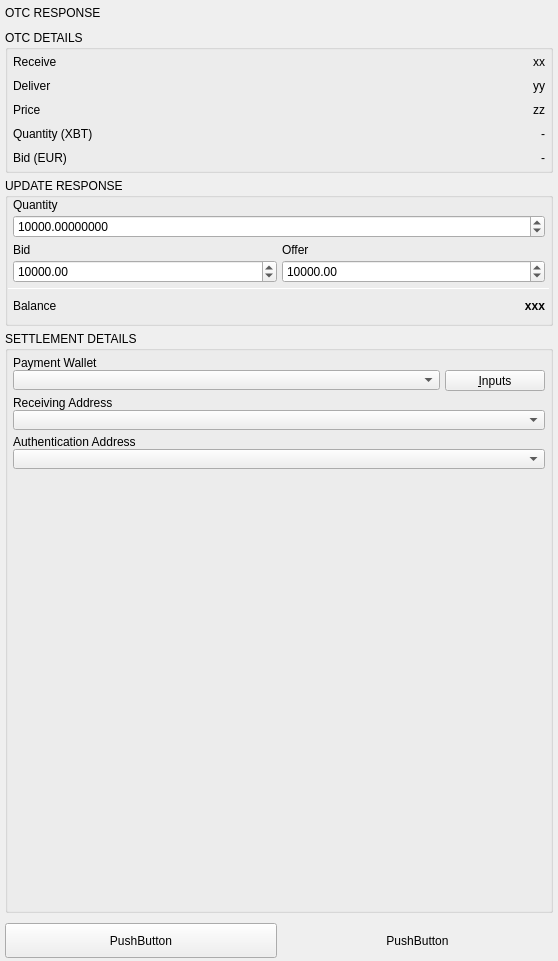
Before: the Qt Designer form BlockSettleUILib/ChatUI/OTCShieldWidgets/OTCNegotiationResponseWidget.ui in BlockSettle/terminal, drawn with Qt 5.
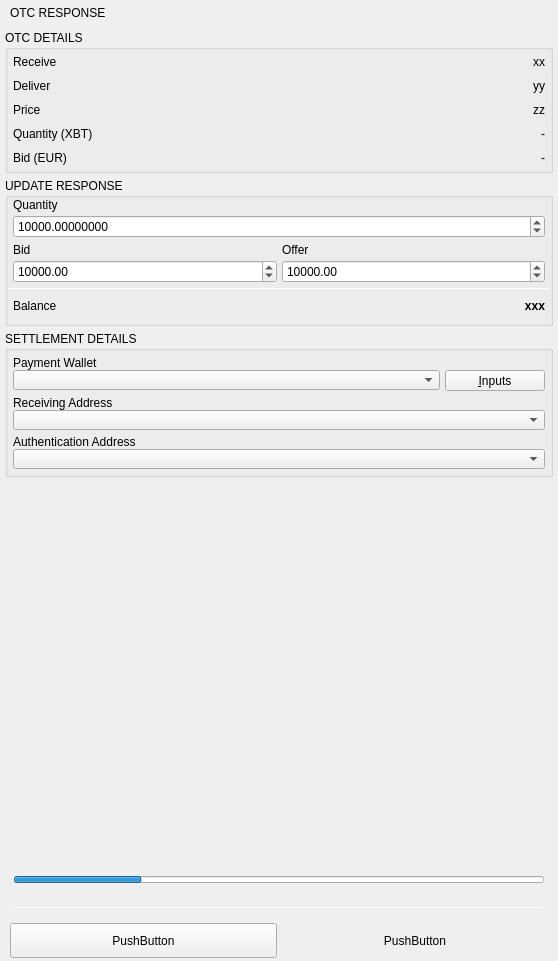
After: the same form once the commit is applied.

Commit message: Add timer to otc negotiation response widget

What changed in the file:
```diff
--- a/BlockSettleUILib/ChatUI/OTCShieldWidgets/OTCNegotiationResponseWidget.ui
+++ b/BlockSettleUILib/ChatUI/OTCShieldWidgets/OTCNegotiationResponseWidget.ui
@@ -18,13 +18,13 @@
     <number>5</number>
    </property>
    <property name="leftMargin">
-    <number>0</number>
+    <number>5</number>
    </property>
    <property name="topMargin">
     <number>0</number>
    </property>
    <property name="rightMargin">
-    <number>0</number>
+    <number>5</number>
    </property>
    <property name="bottomMargin">
     <number>0</number>
@@ -70,14 +70,6 @@
     </widget>
    </item>
    <item>
-    <layout class="QVBoxLayout" name="contentLayout">
-     <property name="leftMargin">
-      <number>5</number>
-     </property>
-     <property name="rightMargin">
-      <number>5</number>
-     </property>
-     <item>
       <widget class="QGroupBox" name="groupBoxOTCDetails">
        <property name="title">
         <string>OTC DETAILS</string>
@@ -805,6 +797,18 @@
           </item>
          </layout>
         </item>
+     </layout>
+    </widget>
+   </item>
+   <item>
+    <widget class="QWidget" name="timeLeftWidget" native="true">
+     <layout class="QVBoxLayout" name="verticalLayout_4">
+      <property name="spacing">
+       <number>5</number>
+      </property>
+      <property name="bottomMargin">
+       <number>5</number>
+      </property>
         <item>
          <spacer name="verticalSpacer">
           <property name="orientation">
@@ -813,15 +817,70 @@
           <property name="sizeHint" stdset="0">
            <size>
             <width>20</width>
-            <height>40</height>
+          <height>496</height>
            </size>
           </property>
          </spacer>
         </item>
-       </layout>
-      </widget>
-     </item>
-    </layout>
+      <item>
+       <widget class="QProgressBar" name="progressBarTimeLeft">
+        <property name="minimumSize">
+         <size>
+          <width>0</width>
+          <height>7</height>
+         </size>
+        </property>
+        <property name="maximumSize">
+         <size>
+          <width>16777215</width>
+          <height>7</height>
+         </size>
+        </property>
+        <property name="value">
+         <number>24</number>
+        </property>
+        <property name="alignment">
+         <set>Qt::AlignBottom|Qt::AlignRight|Qt::AlignTrailing</set>
+        </property>
+        <property name="textVisible">
+         <bool>false</bool>
+        </property>
+        <property name="invertedAppearance">
+         <bool>false</bool>
+        </property>
+       </widget>
+      </item>
+      <item>
+       <widget class="QLabel" name="labelTimeLeft">
+        <property name="text">
+         <string/>
+        </property>
+        <property name="alignment">
+         <set>Qt::AlignCenter</set>
+        </property>
+       </widget>
+      </item>
+      <item>
+       <widget class="Line" name="line">
+        <property name="minimumSize">
+         <size>
+          <width>0</width>
+          <height>1</height>
+         </size>
+        </property>
+        <property name="maximumSize">
+         <size>
+          <width>16777215</width>
+          <height>1</height>
+         </size>
+        </property>
+        <property name="orientation">
+         <enum>Qt::Horizontal</enum>
+        </property>
+       </widget>
+      </item>
+     </layout>
+    </widget>
    </item>
    <item>
     <widget class="QWidget" name="widgetButtons" native="true">
```
Lines whose indentation alone changed are shown as unchanged. The commit also changes 5 other files.
